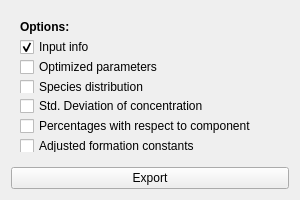
Qt form src/main/python/pyes/ui/PyES_dataExport.ui (PyES-software/PyES) before a commit.
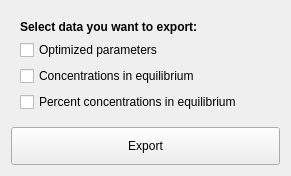
The same form after that commit. Icons and pictures are not drawn.

Commit message: new export dialog

Diff of the .ui file:
```diff
--- a/src/main/python/pyes/ui/PyES_dataExport.ui
+++ b/src/main/python/pyes/ui/PyES_dataExport.ui
@@ -6,8 +6,8 @@
    <rect>
     <x>0</x>
     <y>0</y>
-    <width>300</width>
-    <height>200</height>
+    <width>291</width>
+    <height>176</height>
    </rect>
   </property>
   <property name="sizePolicy">
@@ -18,8 +18,8 @@
   </property>
   <property name="minimumSize">
    <size>
-    <width>300</width>
-    <height>200</height>
+    <width>0</width>
+    <height>0</height>
    </size>
   </property>
   <property name="font">
@@ -53,28 +53,12 @@
          </sizepolicy>
         </property>
         <property name="text">
-         <string>&lt;html&gt;&lt;head/&gt;&lt;body&gt;&lt;p&gt;&lt;span style=&quot; font-weight:600;&quot;&gt;Options:&lt;/span&gt;&lt;/p&gt;&lt;/body&gt;&lt;/html&gt;</string>
+         <string>&lt;html&gt;&lt;head/&gt;&lt;body&gt;&lt;p&gt;&lt;span style=&quot; font-weight:600;&quot;&gt;Select data you want to export:&lt;/span&gt;&lt;/p&gt;&lt;/body&gt;&lt;/html&gt;</string>
         </property>
        </widget>
       </item>
       <item>
-       <widget class="QCheckBox" name="input_check_excel">
-        <property name="sizePolicy">
-         <sizepolicy hsizetype="Preferred" vsizetype="Preferred">
-          <horstretch>0</horstretch>
-          <verstretch>0</verstretch>
-         </sizepolicy>
-        </property>
-        <property name="text">
-         <string>Input info</string>
-        </property>
-        <property name="checked">
-         <bool>true</bool>
-        </property>
-       </widget>
-      </item>
-      <item>
-       <widget class="QCheckBox" name="optimized_check_excel">
+       <widget class="QCheckBox" name="parameters_check">
         <property name="sizePolicy">
          <sizepolicy hsizetype="Preferred" vsizetype="Preferred">
           <horstretch>0</horstretch>
@@ -95,7 +79,7 @@
          </sizepolicy>
         </property>
         <property name="text">
-         <string>Species distribution</string>
+         <string>Concentrations in equilibrium</string>
         </property>
        </widget>
       </item>
@@ -108,33 +92,7 @@
          </sizepolicy>
         </property>
         <property name="text">
-         <string>Std. Deviation of concentration</string>
-        </property>
-       </widget>
-      </item>
-      <item>
-       <widget class="QCheckBox" name="perc_check_excel">
-        <property name="sizePolicy">
-         <sizepolicy hsizetype="Preferred" vsizetype="Preferred">
-          <horstretch>0</horstretch>
-          <verstretch>0</verstretch>
-         </sizepolicy>
-        </property>
-        <property name="text">
-         <string>Percentages with respect to component</string>
-        </property>
-       </widget>
-      </item>
-      <item>
-       <widget class="QCheckBox" name="adjlogb_check_excel">
-        <property name="sizePolicy">
-         <sizepolicy hsizetype="Preferred" vsizetype="Preferred">
-          <horstretch>0</horstretch>
-          <verstretch>0</verstretch>
-         </sizepolicy>
-        </property>
-        <property name="text">
-         <string>Adjusted formation constants</string>
+         <string>Percent concentrations in equilibrium</string>
         </property>
        </widget>
       </item>
```
Left out of the diff: 8 changed lines with no effect on the pictures. The commit also changes 4 other files.
